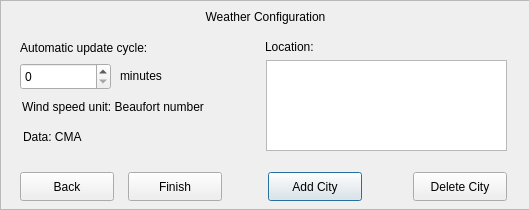
The window that src/wizarddialog.ui (UbuntuKylin/youker-assistant) describes before a commit, drawn with Qt 5.
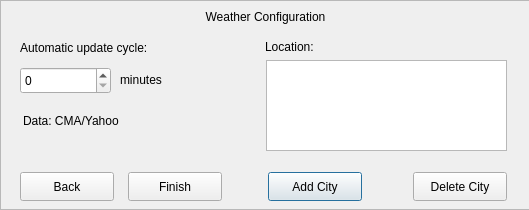
The same window after the commit. Icons and pictures are not drawn.

```diff
--- a/src/wizarddialog.ui
+++ b/src/wizarddialog.ui
@@ -55,7 +55,7 @@
    <property name="geometry">
     <rect>
      <x>20</x>
-     <y>63</y>
+     <y>67</y>
      <width>91</width>
      <height>27</height>
     </rect>
@@ -94,7 +94,7 @@
    <property name="geometry">
     <rect>
      <x>120</x>
-     <y>66</y>
+     <y>70</y>
      <width>61</width>
      <height>21</height>
     </rect>
@@ -221,30 +221,11 @@
     <string>Finish</string>
    </property>
   </widget>
-  <widget class="QLabel" name="windLabel">
-   <property name="geometry">
-    <rect>
-     <x>22</x>
-     <y>97</y>
-     <width>241</width>
-     <height>21</height>
-    </rect>
-   </property>
-   <property name="minimumSize">
-    <size>
-     <width>0</width>
-     <height>21</height>
-    </size>
-   </property>
-   <property name="text">
-    <string>&lt;html&gt;&lt;head/&gt;&lt;body&gt;&lt;p&gt;Wind speed unit: Beaufort number&lt;/p&gt;&lt;/body&gt;&lt;/html&gt;</string>
-   </property>
-  </widget>
   <widget class="QLabel" name="comLabel">
    <property name="geometry">
     <rect>
      <x>23</x>
-     <y>126</y>
+     <y>110</y>
      <width>241</width>
      <height>21</height>
     </rect>
@@ -256,7 +237,7 @@
     </size>
    </property>
    <property name="text">
-    <string>&lt;html&gt;&lt;head/&gt;&lt;body&gt;&lt;p&gt;Data: CMA&lt;/p&gt;&lt;/body&gt;&lt;/html&gt;</string>
+    <string>&lt;html&gt;&lt;head/&gt;&lt;body&gt;&lt;p&gt;Data: CMA/Yahoo&lt;/p&gt;&lt;/body&gt;&lt;/html&gt;</string>
    </property>
   </widget>
   <zorder>frame</zorder>
```
Left out of the diff: 1 changed line with no effect on the pictures.
